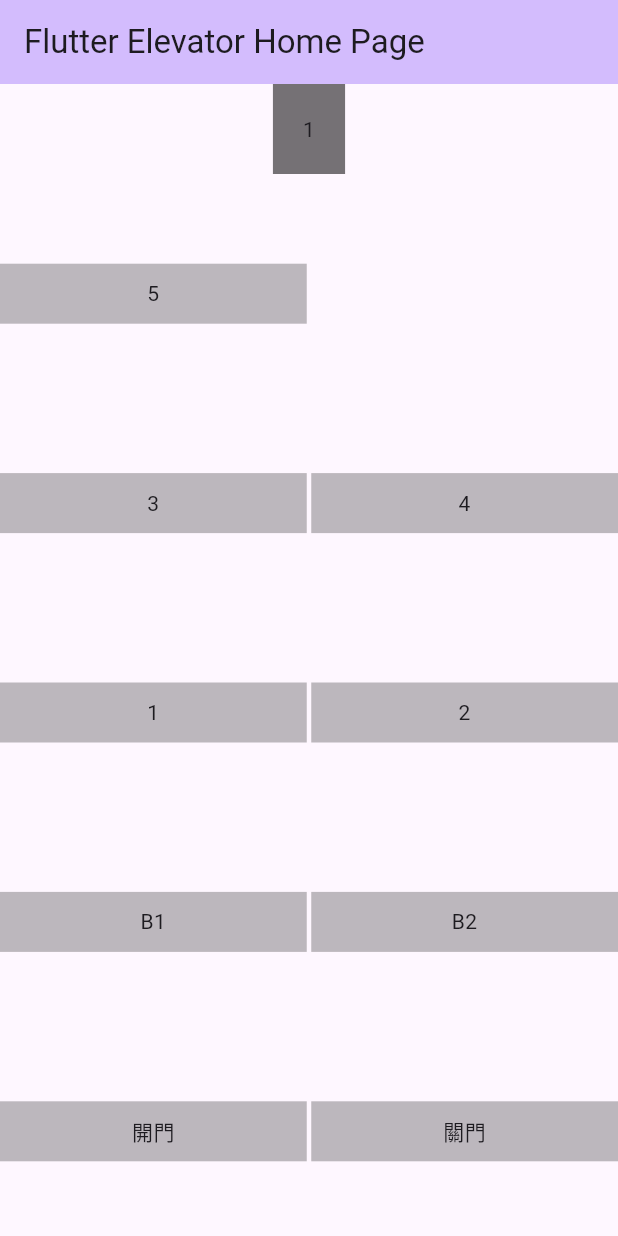
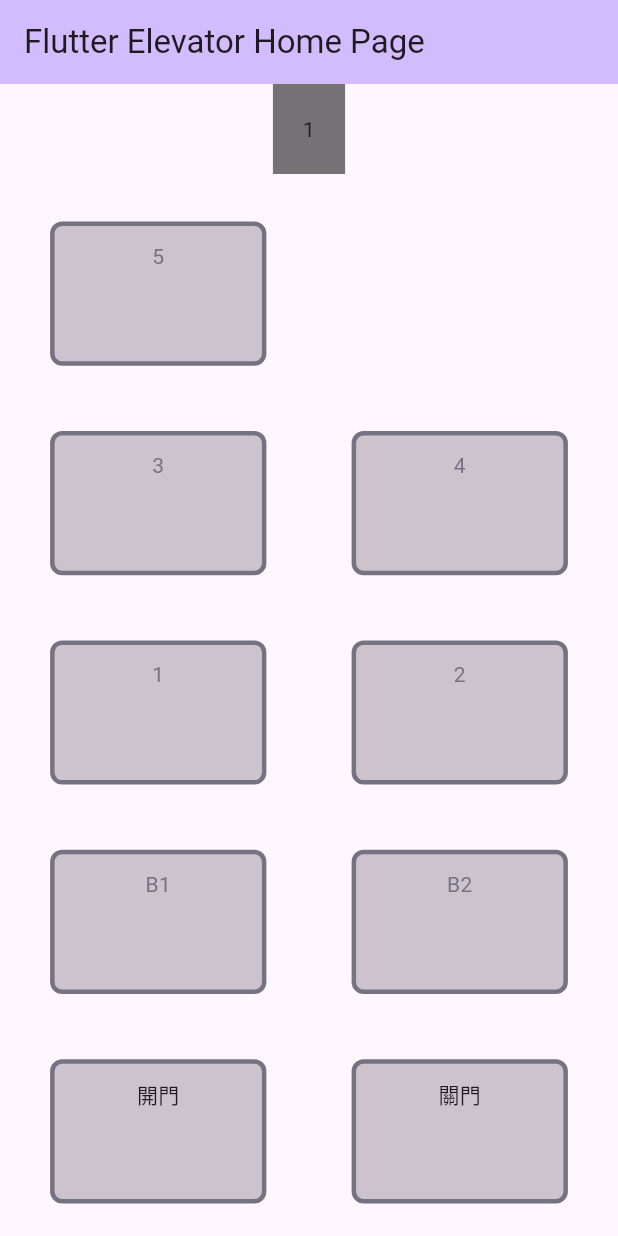
Before and after one commit to ytcheng-dev/kids-elevator, a Flutter app: the screen it shows after launch, on a phone screen of 412 x 824 dp. Run offline on Flutter 3.47's test engine with Material 3 defaults, Android fonts, the phone set to English and light mode, and no system bars.

Commit message:
CSSManager

```diff
--- a/app/lib/main.dart
+++ b/app/lib/main.dart
@@ -50,6 +50,8 @@ class _MyHomePageState extends State<MyHomePage> {
 
   @override
   Widget build(BuildContext context) {
+    double screenWidth = MediaQuery.of(context).size.width;
+
     return Scaffold(
       appBar: AppBar(
         backgroundColor: Theme.of(context).colorScheme.inversePrimary,
@@ -70,45 +72,51 @@ class _MyHomePageState extends State<MyHomePage> {
           ),
           const SizedBox(height: 10),
           Expanded(
+            child: Padding(
+              padding: const EdgeInsets.only(
+                left: 5,
+                right: 5
+              ),
               child: Column(
                 mainAxisAlignment: MainAxisAlignment.spaceAround,
                 children: <Widget>[
                   Row(
+                    mainAxisAlignment: MainAxisAlignment.spaceAround,
                     children: <Widget>[
-                    Expanded(child: _getFloorButtonGestureDetector(4)),
-                    const SizedBox(width: 3),
-                    const Spacer()
+                      CSSManager.getButtonBox(_getFloorButtonGestureDetector(4), screenWidth),
+                      SizedBox(width: screenWidth * CSSManager.buttonWidthPercent),
                     ],
                   ),
                   Row(
+                    mainAxisAlignment: MainAxisAlignment.spaceAround,
                     children: <Widget>[
-                    Expanded(child: _getFloorButtonGestureDetector(2)),
-                    const SizedBox(width: 3),
-                    Expanded(child: _getFloorButtonGestureDetector(3))
+                      CSSManager.getButtonBox(_getFloorButtonGestureDetector(2), screenWidth),
+                      CSSManager.getButtonBox(_getFloorButtonGestureDetector(3), screenWidth),
                     ],
                   ),
                   Row(
+                    mainAxisAlignment: MainAxisAlignment.spaceAround,
                     children: <Widget>[
-                    Expanded(child: _getFloorButtonGestureDetector(0)),
-                    const SizedBox(width: 3),
-                    Expanded(child: _getFloorButtonGestureDetector(1))
+                      CSSManager.getButtonBox(_getFloorButtonGestureDetector(0), screenWidth),
+                      CSSManager.getButtonBox(_getFloorButtonGestureDetector(1), screenWidth),
                     ],
                   ),
                   Row(
+                    mainAxisAlignment: MainAxisAlignment.spaceAround,
                     children: <Widget>[
-                    Expanded(child: _getFloorButtonGestureDetector(-1)),
-                    const SizedBox(width: 3),
-                    Expanded(child: _getFloorButtonGestureDetector(-2))
+                      CSSManager.getButtonBox(_getFloorButtonGestureDetector(-1), screenWidth),
+                      CSSManager.getButtonBox(_getFloorButtonGestureDetector(-2), screenWidth),
                     ],
                   ),
                   Row(
+                    mainAxisAlignment: MainAxisAlignment.spaceAround,
                     children: <Widget>[
-                    Expanded(child: _getActionButtonDetector(ActionButton(title: '開門', btnType: ActionType.open))),
-                    const SizedBox(width: 3),
-                    Expanded(child: _getActionButtonDetector(ActionButton(title: '關門', btnType: ActionType.close)))
+                      CSSManager.getButtonBox(_getActionButtonDetector(ActionButton(title: '開門', btnType: ActionType.open)), screenWidth),
+                      CSSManager.getButtonBox(_getActionButtonDetector(ActionButton(title: '關門', btnType: ActionType.close)), screenWidth),
                     ],
                   )
                 ]
+              )
             )
           )
         ]
@@ -122,8 +130,12 @@ class _MyHomePageState extends State<MyHomePage> {
     return GestureDetector(
       child: Container(
         padding: const EdgeInsets.all(10),
-        color: myFloor.isTarget ? Colors.yellow : Colors.black26,
-        child: Text(myFloor.title, textAlign: TextAlign.center)
+        decoration: CSSManager.buttonDecoration(myFloor.isTarget),
+        child: Text(
+          myFloor.title,
+          textAlign: TextAlign.center,
+          style: TextStyle(color: myFloor.isTarget ? CSSManager.highlight : CSSManager.defaultBlack)
+        )
       ),
       onTap: () {
         setState(() {
@@ -166,7 +178,7 @@ class _MyHomePageState extends State<MyHomePage> {
       onLongPressEnd: actButton.btnType == ActionType.close ? null : doOpenLongPressEnd,
       child: Container(
         padding: const EdgeInsets.all(10),
-        color: Colors.black26,
+        decoration: CSSManager.buttonDecoration(false),
         child: Text(actButton.title, textAlign: TextAlign.center)
       ),
     );
@@ -378,8 +390,6 @@ class Elevator {
   int currentFloor = 0;   // 初始樓層: 1 樓
   bool isStartLongPress = false;  // 開門鍵是否長按中
 
-  int countForClose = 0;  // 關門讀秒
-
   DateTime? openedAt;   // 門開啟時間點
 }
 
@@ -434,3 +444,32 @@ class ActionButton {
   final String title;
   final ActionType btnType;
 }
+
+class CSSManager {
+  static const Color backgroundGray = Color(0xFFCCC3CD);
+  static const Color defaultBlack = Color(0xFF757382);
+  static const Color highlight = Color(0xFFAD6777);
+
+  static const double buttonWidthPercent = 0.35;    // 按鈕的寬度 (螢幕寬度百分比)
+
+  static BoxDecoration buttonDecoration(bool isHighlight) {
+    return BoxDecoration(
+      color: backgroundGray,
+      borderRadius: BorderRadius.circular(8),
+      border: Border.all(
+        color: isHighlight ? highlight : defaultBlack,
+        width: 3
+      )
+    );
+  }
+
+  static SizedBox getButtonBox(GestureDetector btn, double screenWidth) {
+    return SizedBox(
+      width: screenWidth * CSSManager.buttonWidthPercent,
+      child: AspectRatio(
+        aspectRatio: 1.5,
+        child: btn
+      )
+    );
+  }
+}
```
Lines whose indentation alone changed are shown as unchanged.
